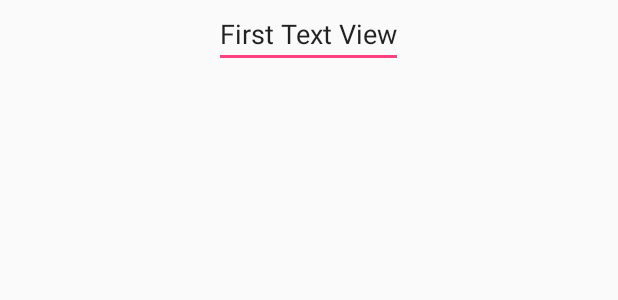
After one commit to geetanshu-m/android, an Android app: the layout second_layout.xml on its own in the app's theme, with its tools: preview values and no code run, on a phone screen of 412 x 824 dp. The commit adds this screen. Shown: the top 300 px of the screen. Run offline under Robolectric (Android 15) with nearby library versions, the phone set to English and light mode, and no system bars.

Commit message:
second half4

```diff
--- a/app/src/main/AndroidManifest.xml
+++ b/app/src/main/AndroidManifest.xml
@@ -21,6 +21,10 @@
                 <category android:name="android.intent.category.LAUNCHER" />
             </intent-filter>
         </activity>
+        <activity android:name=".second_activity"
+
+            android:parentActivityName=".First_activity"> <!--For Back Button-->
+        </activity>
     </application>
 
 </manifest>
--- /dev/null
+++ b/app/src/main/res/layout/second_layout.xml
@@ -0,0 +1,12 @@
+<?xml version="1.0" encoding="utf-8"?>
+<LinearLayout xmlns:android="http://schemas.android.com/apk/res/android"
+    android:orientation="vertical" android:layout_width="match_parent"
+    android:layout_height="match_parent">
+    <android.support.v7.widget.AppCompatAutoCompleteTextView
+        android:layout_width="wrap_content"
+        android:layout_height="wrap_content"
+        android:text="First Text View"
+        android:id="@+id/tv1"
+        android:layout_gravity="center" />
+
+</LinearLayout>
```
Also changed, not shown: app/src/main/java/com/example/pacman/first_app/First_activity.java (+22 -0 lines), app/src/main/java/com/example/pacman/first_app/second_activity.java (added, +20 -0 lines), app/src/main/res/anim/hi.xml (+17 -4 lines).
